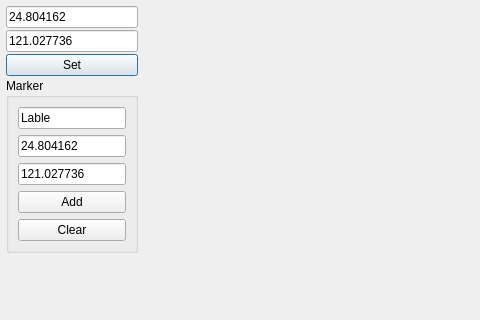
Above: src/map/dlgopenstreetmap.ui from coolshou/qiperf before the change; both pictures show x 0 to 480 and y 0 to 320 of the 1016 by 659 pixel window. Below: the same form after it.
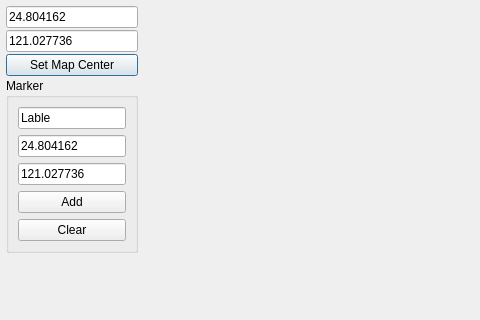
That is the form after the change. Icons and pictures are not drawn.

Patch:
```diff
--- a/src/map/dlgopenstreetmap.ui
+++ b/src/map/dlgopenstreetmap.ui
@@ -86,7 +86,7 @@
          <item>
           <widget class="QPushButton" name="pbSet">
            <property name="text">
-            <string>Set</string>
+            <string>Set Map Center</string>
            </property>
           </widget>
          </item>
```
